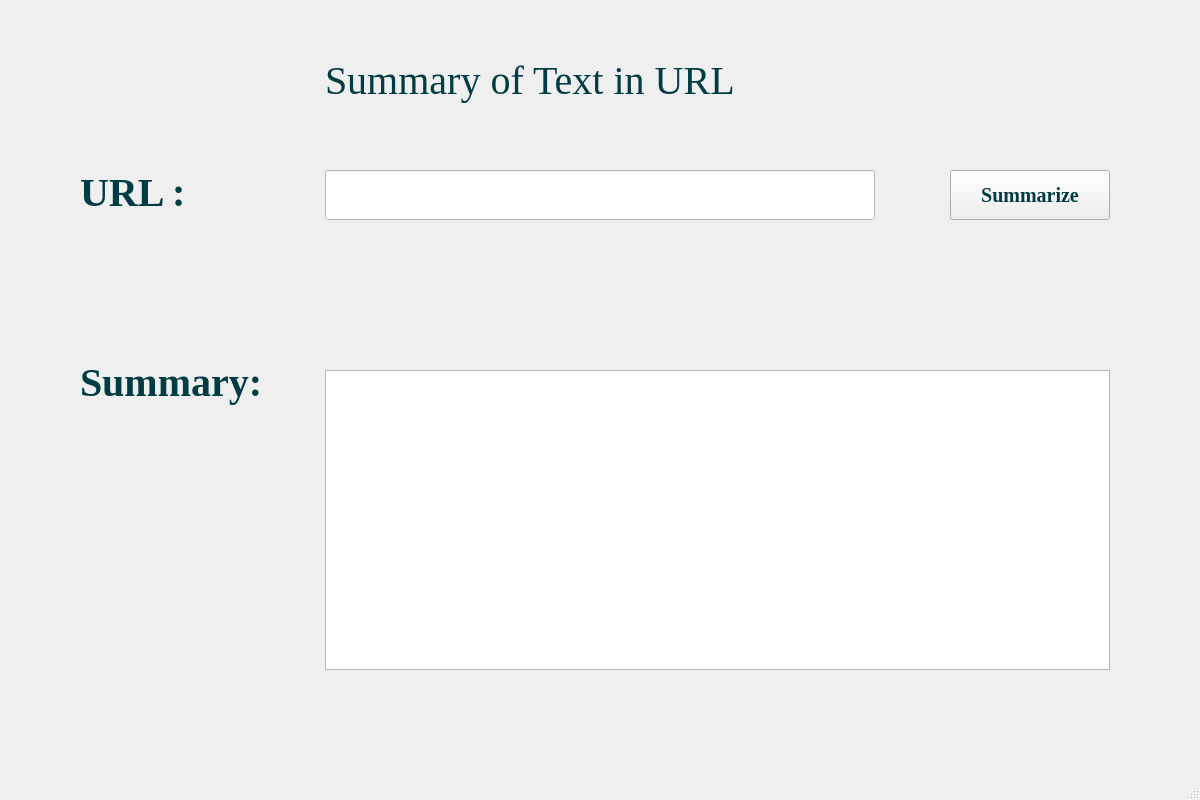
The window that wikipedia.ui (praptioza/TextSummarization-NLP) describes before a commit, drawn with Qt 5.
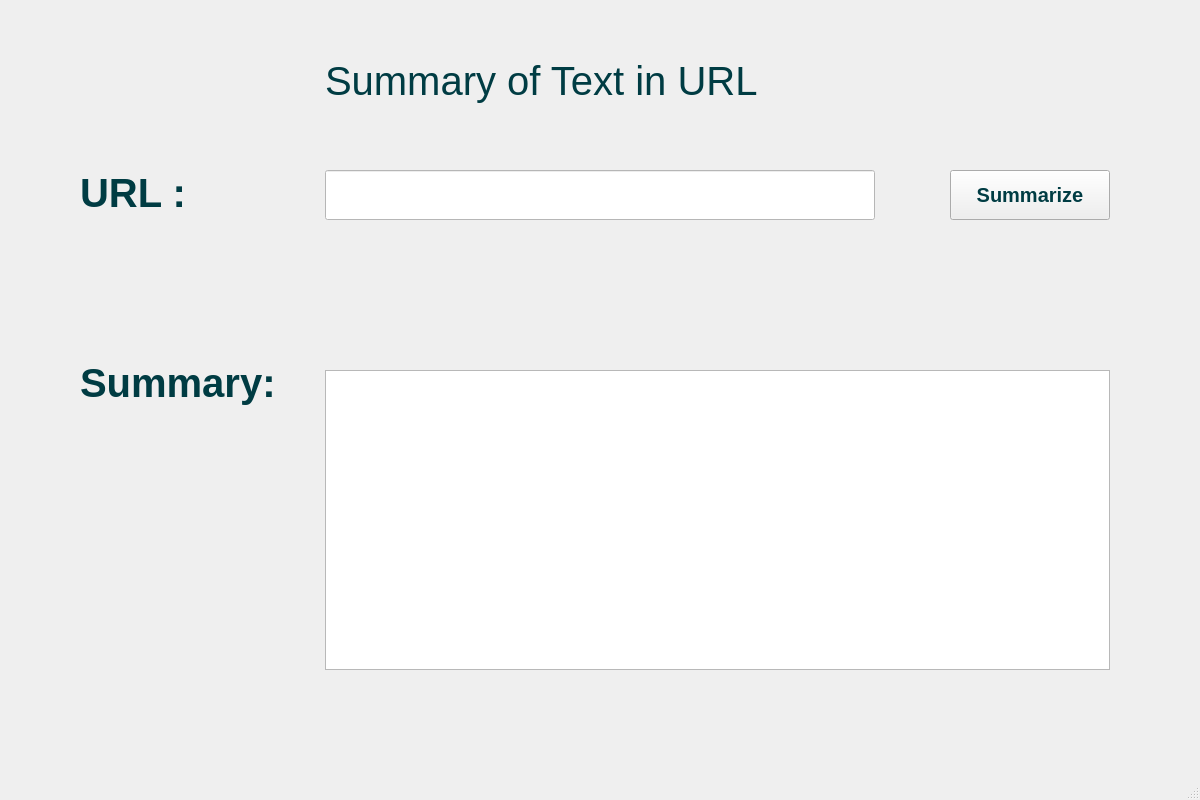
The same window after the commit.

Patch:
```diff
--- a/wikipedia.ui
+++ b/wikipedia.ui
@@ -31,7 +31,7 @@
     </property>
     <property name="font">
      <font>
-      <family>Times New Roman</family>
+      <family>Arial</family>
       <pointsize>30</pointsize>
       <italic>false</italic>
       <bold>true</bold>
@@ -59,7 +59,7 @@
     </property>
     <property name="font">
      <font>
-      <family>Times New Roman</family>
+      <family>Arial</family>
       <pointsize>15</pointsize>
       <italic>false</italic>
       <bold>true</bold>
@@ -108,7 +108,7 @@
     </property>
     <property name="font">
      <font>
-      <family>Times New Roman</family>
+      <family>Arial</family>
       <pointsize>30</pointsize>
       <italic>false</italic>
       <fontweight>ExtraBold</fontweight>
@@ -133,7 +133,7 @@
     </property>
     <property name="font">
      <font>
-      <family>Times New Roman</family>
+      <family>Arial</family>
       <pointsize>30</pointsize>
       <italic>false</italic>
       <bold>true</bold>
```
Left out of the diff: 8 changed lines with no effect on the pictures.
